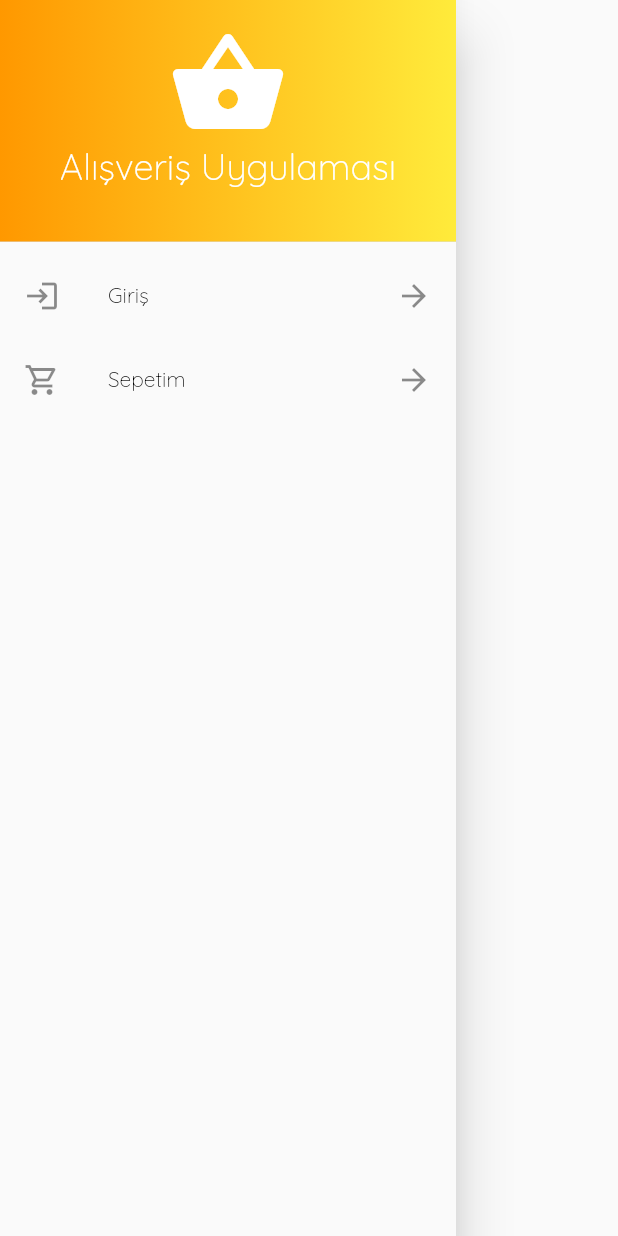
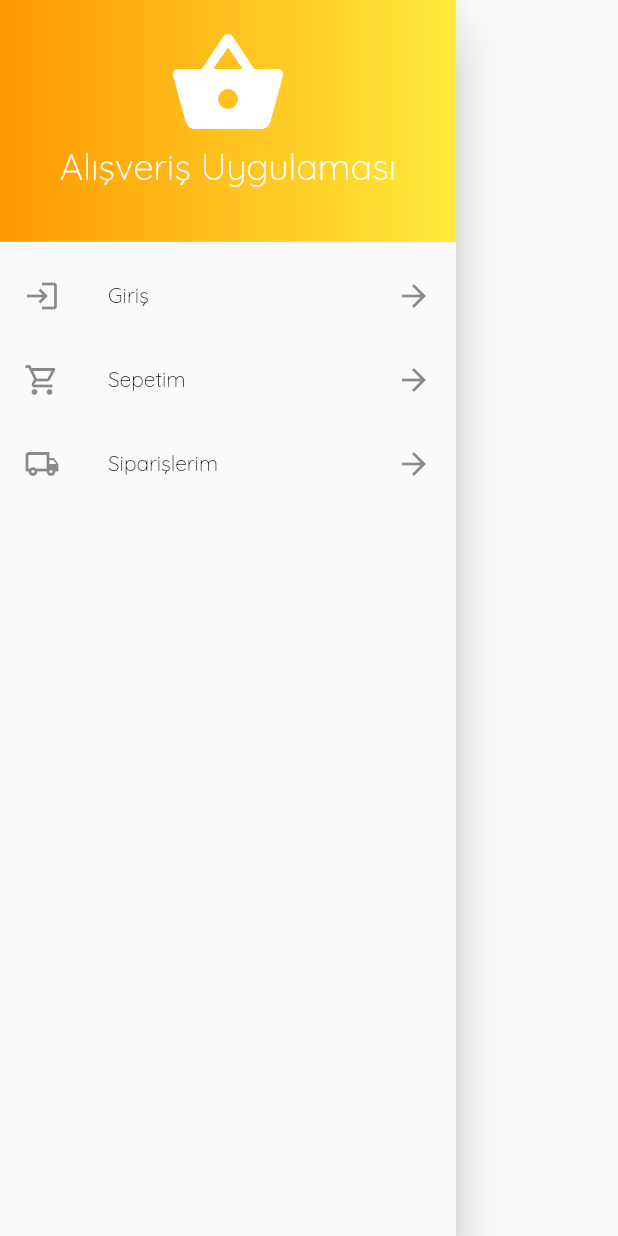
Before and after one commit to mctaspinar/flutterShopping, a Flutter app: the MainDrawer widget shown alone on an empty page, opened directly, on a phone screen of 412 x 824 dp. Run offline on Flutter 3.47's test engine with Material 2 defaults, Android fonts, the phone set to English and light mode, and no system bars; our stand-ins replace google_fonts; network calls fail.

Commit message:
orders screen added

```diff
--- a/lib/screens/main_drawer_screen.dart
+++ b/lib/screens/main_drawer_screen.dart
@@ -1,6 +1,7 @@
 import 'package:flutter/material.dart';
 
-import 'cart_screen.dart';
+import '../screens/order_screen.dart';
+import '../screens/cart_screen.dart';
 
 class MainDrawer extends StatelessWidget {
   Widget _listTileBuilder({
@@ -25,7 +26,7 @@ class MainDrawer extends StatelessWidget {
   Widget build(BuildContext context) {
     final theme = Theme.of(context);
     return Drawer(
-        child: ListView(
+        child: Column(
       children: [
         DrawerHeader(
           decoration: BoxDecoration(
@@ -37,12 +38,18 @@ class MainDrawer extends StatelessWidget {
             ),
           ),
           child: Container(
+            width: MediaQuery.of(context).size.width,
             child: Column(
               children: [
-                Icon(
-                  Icons.shopping_basket,
-                  size: 80,
-                  color: Colors.white,
+                GestureDetector(
+                  child: Icon(
+                    Icons.shopping_basket,
+                    size: 80,
+                    color: Colors.white,
+                  ),
+                  onTap: () {
+                    Navigator.of(context).pop();
+                  },
                 ),
                 Text(
                   'Alışveriş Uygulaması',
@@ -57,15 +64,24 @@ class MainDrawer extends StatelessWidget {
             leadingData: Icons.login,
             trailingData: Icons.arrow_forward,
             theme: theme,
-            function: () {}),
+            function: () {
+              Navigator.of(context).pop();
+            }),
         _listTileBuilder(
             text: 'Sepetim',
             leadingData: Icons.shopping_cart_outlined,
             trailingData: Icons.arrow_forward,
             theme: theme,
             function: () {
-              Navigator.of(context)
-                  .push(MaterialPageRoute(builder: (ctx) => CartScreen()));
+              Navigator.of(context).popAndPushNamed(CartScreen.routeName);
+            }),
+        _listTileBuilder(
+            text: 'Siparişlerim',
+            leadingData: Icons.local_shipping_outlined,
+            trailingData: Icons.arrow_forward,
+            theme: theme,
+            function: () {
+              Navigator.of(context).popAndPushNamed(OrdersScreen.routeName);
             }),
       ],
     ));
--- a/pubspec.yaml
+++ b/pubspec.yaml
@@ -30,9 +30,12 @@ dependencies:
   cupertino_icons: ^1.0.2
   google_fonts: ^2.0.0
   provider: ^5.0.0
+  intl: ^0.17.0
 
 dev_dependencies:
   flutter_test:
+    sdk: flutter
+  flutter_localizations:
     sdk: flutter
 
 # For information on the generic Dart part of this file, see the
```
Also changed, not shown: lib/main.dart (+17 -2 lines), lib/screens/order_screen.dart (added, +48 -0 lines), lib/widgets/order_item.dart (added, +62 -0 lines), pubspec.lock.
